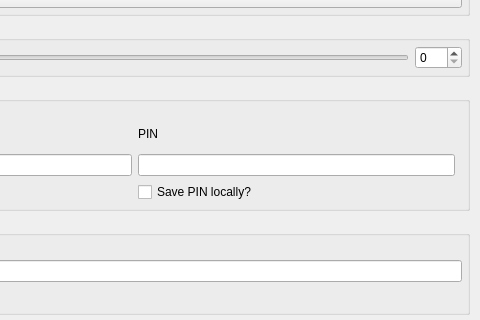
subsurface/subsurface, file qt-ui/preferences.ui: the form before one commit; both pictures show x 334 to 814 and y 217 to 537 of the 814 by 802 pixel window.
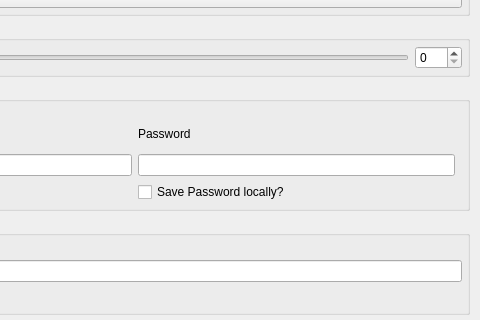
The form after the commit. Icons and pictures are not drawn.

What changed in the file:
```diff
--- a/qt-ui/preferences.ui
+++ b/qt-ui/preferences.ui
@@ -430,7 +430,7 @@
              <item row="0" column="1">
               <widget class="QLabel" name="label_16c">
                <property name="text">
-                <string>PIN</string>
+                <string>Password</string>
                </property>
               </widget>
              </item>
@@ -447,7 +447,7 @@
              <item row="2" column="1">
               <widget class="QCheckBox" name="save_PIN_local">
                <property name="text">
-                <string>Save PIN locally?</string>
+                <string>Save Password locally?</string>
                </property>
               </widget>
              </item>
```
Left out of the diff: 18 changed lines with no effect on the pictures.
